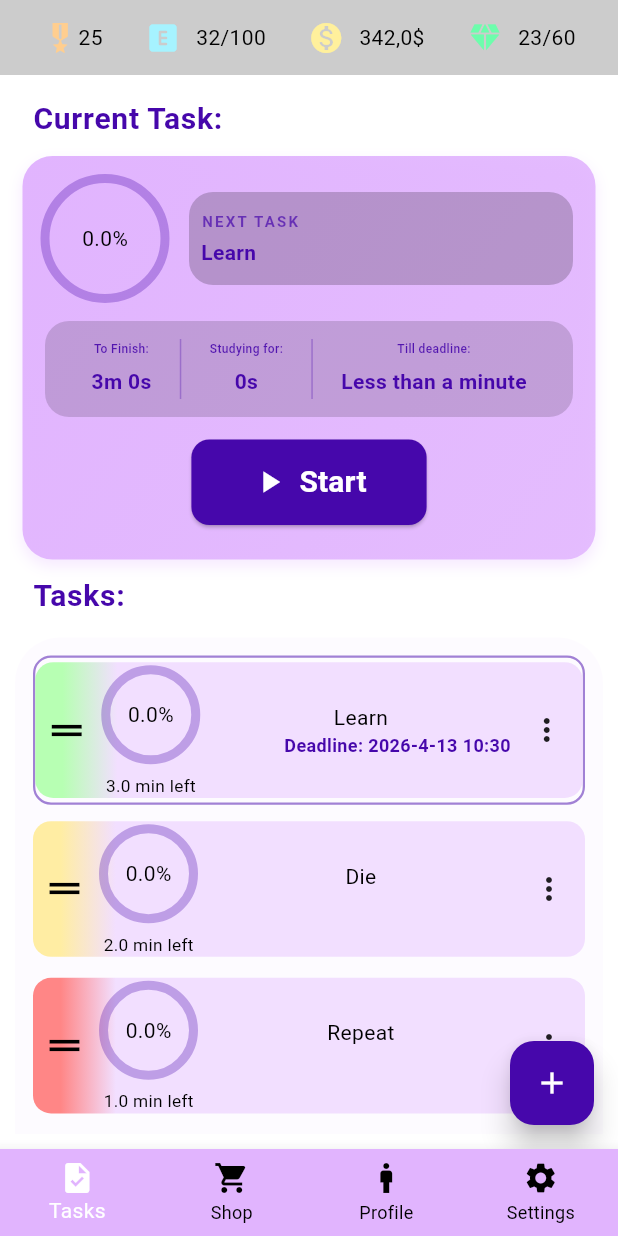
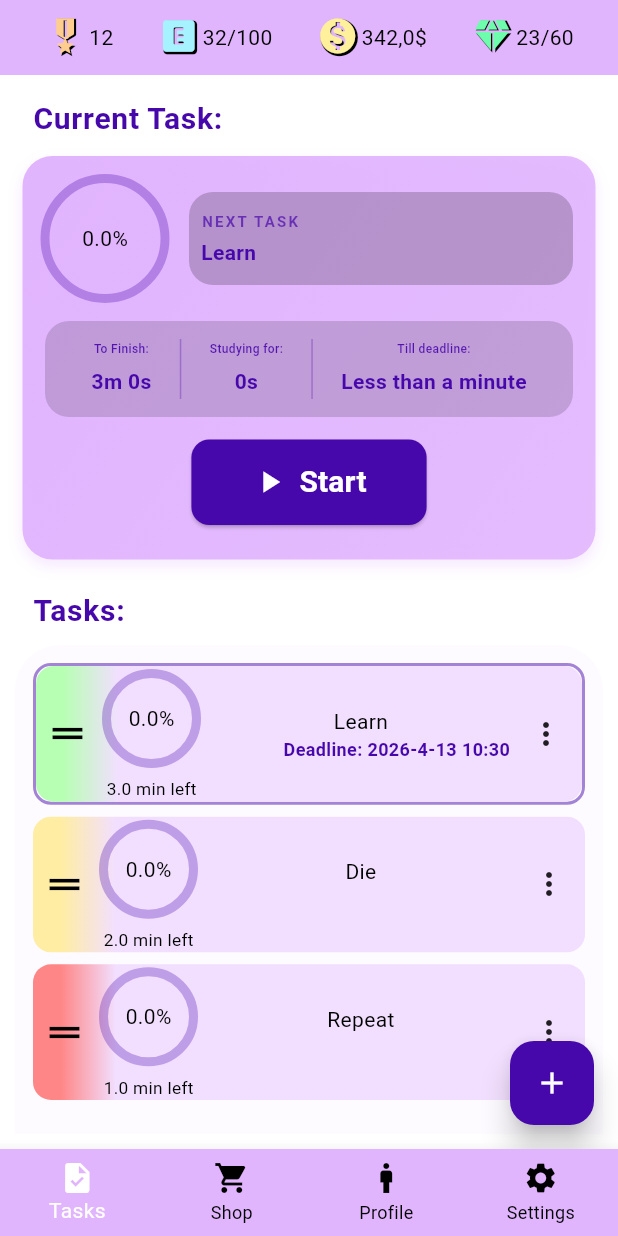
Before and after one commit to GanboldG/RPG-task-manager, a Flutter app: the screen it shows after launch, on a phone screen of 412 x 824 dp. Run offline on Flutter 3.47's test engine with Material 3 defaults, Android fonts, the phone set to English and light mode, and no system bars; our stand-ins replace image_picker.

Commit message:
Makes resource tab more appealing

```diff
--- a/lib/helpers/helper_functions.dart
+++ b/lib/helpers/helper_functions.dart
@@ -23,4 +23,58 @@ class HelperFunctions{
   static int minToSec(double minutes){
     return (minutes * 60).round();
   }
+
+
+  // Builds custom icons with neon effect
+  static Widget buildNeonIcon(IconData icon, Color color, double size) {
+    return Container(
+      decoration: BoxDecoration(
+        shape: BoxShape.circle,
+        boxShadow: [
+          BoxShadow(
+            color: color.withOpacity(0.8),
+            blurRadius: 30,
+            spreadRadius: 5,
+          ),
+          BoxShadow(
+            color: color.withOpacity(0.4),
+            blurRadius: 50,
+            spreadRadius: 10,
+          ),
+        ],
+      ),
+      child: Icon(
+        icon,
+        color: color,
+        size: size,
+      ),
+    );
+  }
+
+
+  // Builds outlined icon
+  static Widget buildOutlinedIcon({
+    required IconData icon,
+    required Color color,
+    required Color outlineColor,
+    double size = 24,
+    double outlineWidth = 2,
+    }) {
+    return Stack(
+      children: [
+        // Outline (background icon)
+        Icon(
+          icon,
+          size: size + outlineWidth,
+          color: outlineColor,
+        ),
+        // Main icon
+        Icon(
+          icon,
+          size: size,
+          color: color,
+        ),
+      ],
+    );
+  }
 }
--- a/lib/screens/task/tasks_list_screen.dart
+++ b/lib/screens/task/tasks_list_screen.dart
@@ -35,7 +35,8 @@ class _TaskScreenState extends State<TaskScreen>{
           children: [
             _buildLabel("Current Task:", 5),
             _buildChosenTask(context),
-            _buildLabel("Tasks:", 5),
+            SizedBox(height: 15),
+            _buildLabel("Tasks:", 0),
             _buildTaskList(context),
           ],
         ),
@@ -391,8 +392,8 @@ class _TaskScreenState extends State<TaskScreen>{
       decoration: isFirstTask && !isThisTaskRunning ? BoxDecoration(
         borderRadius: BorderRadius.circular(12),
         border: Border.all(
-          color: AppColors.textSecondary.withOpacity(0.5),
-          width: 1.5,
+          color: AppColors.textSecondary.withAlpha(125),
+          width: 2,
         ),
       ) : null,
       child: TaskTile(
--- a/lib/widgets/resource_bar.dart
+++ b/lib/widgets/resource_bar.dart
@@ -1,5 +1,6 @@
 import "package:flutter/material.dart";
 import "package:rpg_task_manager/helpers/app_colors.dart";
+import "package:rpg_task_manager/helpers/helper_functions.dart";
 
 class ResourceBar extends StatefulWidget{
   ResourceBar({super.key});
@@ -13,38 +14,63 @@ class _ResourceBarState extends State<ResourceBar>{
   @override
   Widget build(BuildContext context){
     return Container(
-      color: AppColors.appBarSecondary,
+      color: AppColors.primary,
       height: 50,
       child: Row(
         mainAxisAlignment: MainAxisAlignment.spaceEvenly,
         children: [
           Row(
             children: [
-              Icon(Icons.military_tech, color: AppColors.level),
-              Text("25"),
-            ]
+              HelperFunctions.buildOutlinedIcon(
+                icon: Icons.military_tech,
+                color: AppColors.level,
+                outlineColor: Colors.black,
+                size: 28,
+                outlineWidth: 2,
+              ),
+
+              Text("12"),
+            ],
           ),
 
           Row(
             children: [
-              Icon(Icons.explicit_rounded, color: AppColors.experience),
-              SizedBox(width: 10),
+              HelperFunctions.buildOutlinedIcon(
+                icon: Icons.explicit_rounded,
+                color: AppColors.experience,
+                outlineColor: Colors.black,
+                size: 28,
+                outlineWidth: 2,
+              ),
+
               Text("32/100"),
             ]
           ),
 
           Row(
             children: [
-              Icon(Icons.monetization_on, color: AppColors.gold),
-              SizedBox(width: 10),
+              HelperFunctions.buildOutlinedIcon(
+                icon: Icons.monetization_on,
+                color: AppColors.gold,
+                outlineColor: Colors.black,
+                size: 28,
+                outlineWidth: 2,
+              ),
+
               Text("342,0\$"),
             ]
           ),
 
           Row(
             children: [
-              Icon(Icons.diamond, color: AppColors.gemstone),
-              SizedBox(width: 10),
+              HelperFunctions.buildOutlinedIcon(
+                icon: Icons.diamond,
+                color: AppColors.gemstone,
+                outlineColor: Colors.black,
+                size: 28,
+                outlineWidth: 2,
+              ),
+
               Text("23/60"),
             ]
           )
--- a/lib/widgets/task_tile.dart
+++ b/lib/widgets/task_tile.dart
@@ -39,7 +39,6 @@ class _TaskTileState extends State<TaskTile>{
   @override
   Widget build(BuildContext context){
     return Container(
-      margin: EdgeInsets.symmetric(vertical: 3),
       decoration: BoxDecoration(
           gradient: LinearGradient(
             begin: Alignment.centerLeft,
```
